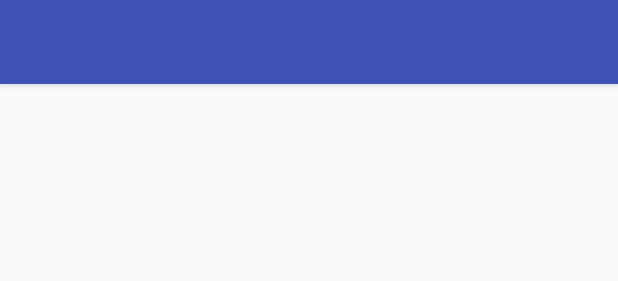
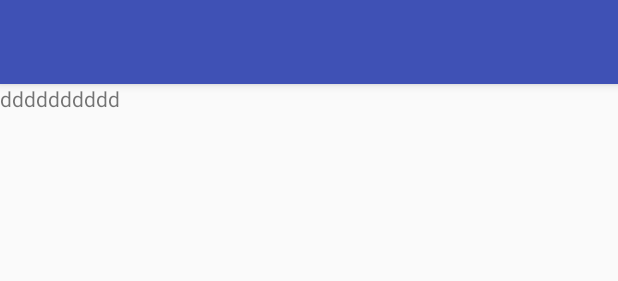
Before and after one commit to Zealtexe/ProjectbyLesson1, an Android app: the layout activity_main.xml on its own in the app's theme, with its tools: preview values and no code run, on a phone screen of 412 x 824 dp. Shown: the top 281 px of the screen. Run offline under Robolectric (Android 15) with nearby library versions, the phone set to English and light mode, and no system bars.

Commit message:
added new text

```diff
--- a/app/src/main/res/layout/content_main.xml
+++ b/app/src/main/res/layout/content_main.xml
@@ -17,4 +17,10 @@
         app:layout_constraintRight_toRightOf="parent"
         app:layout_constraintTop_toTopOf="parent" />
 
+    <TextView
+        android:text="dddddddddd"
+        android:layout_alighParentRight="true"
+        android:layout_width="wrap_content"
+        android:layout_height="wrap_content" />
+
 </android.support.constraint.ConstraintLayout>
```
